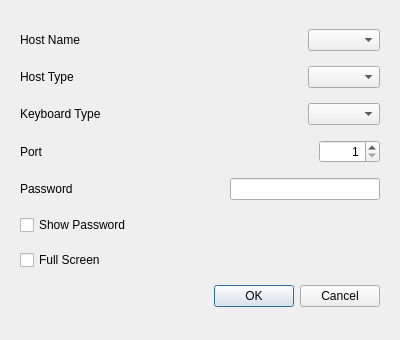
funfun-dc5/qtbrynhildr, file src/GUI/connect_to_server_dialog.ui: the form before one commit.
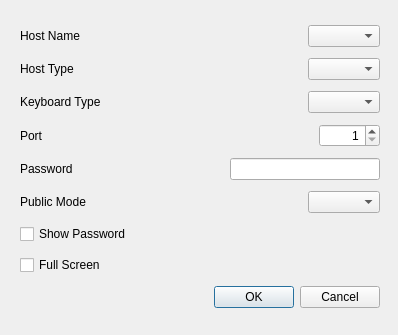
The form after the commit.

Commit message: added a combobox for selecting public mode version

```diff
--- a/src/GUI/connect_to_server_dialog.ui
+++ b/src/GUI/connect_to_server_dialog.ui
@@ -6,8 +6,8 @@
    <rect>
     <x>0</x>
     <y>0</y>
-    <width>400</width>
-    <height>340</height>
+    <width>398</width>
+    <height>335</height>
    </rect>
   </property>
   <property name="windowTitle">
@@ -196,6 +196,33 @@
       </item>
      </layout>
     </item>
+    <item>
+     <layout class="QHBoxLayout" name="horizontalLayout_6">
+      <item>
+       <widget class="QLabel" name="label_publicmode">
+        <property name="text">
+         <string>Public Mode</string>
+        </property>
+       </widget>
+      </item>
+      <item>
+       <spacer name="horizontalSpacer_6">
+        <property name="orientation">
+         <enum>Qt::Horizontal</enum>
+        </property>
+        <property name="sizeHint" stdset="0">
+         <size>
+          <width>40</width>
+          <height>20</height>
+         </size>
+        </property>
+       </spacer>
+      </item>
+      <item>
+       <widget class="QComboBox" name="comboBox_publicmode"/>
+      </item>
+     </layout>
+    </item>
     <item>
      <widget class="QCheckBox" name="checkBox_showPassword">
       <property name="text">
```
The commit also changes 12 other files.
